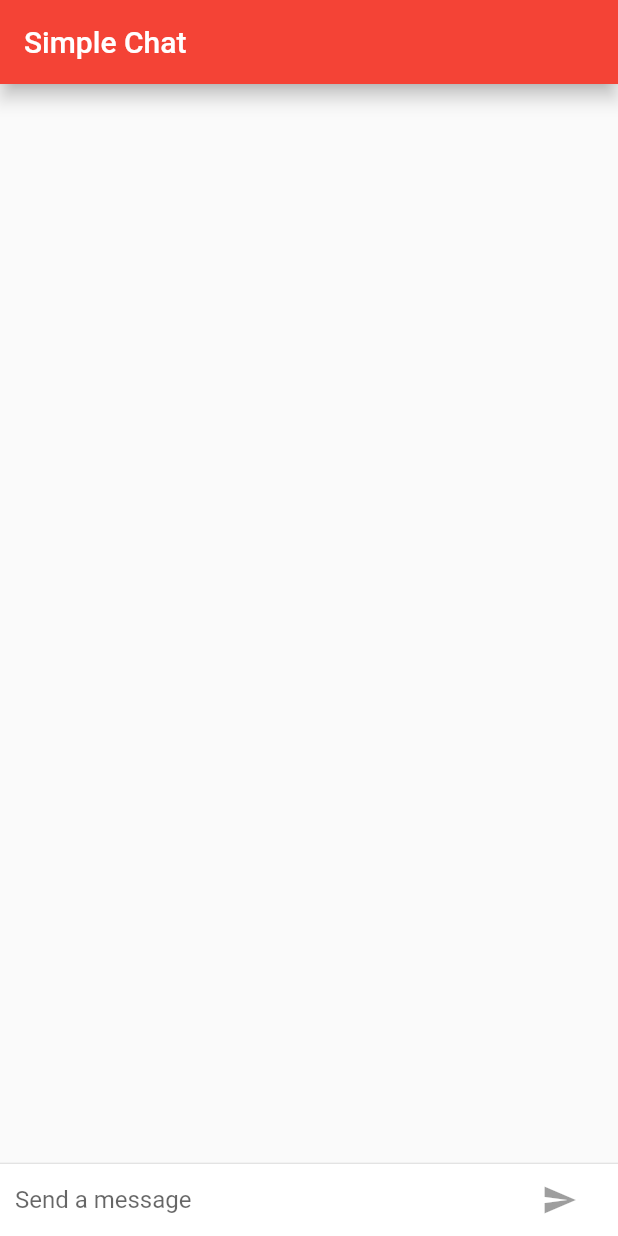
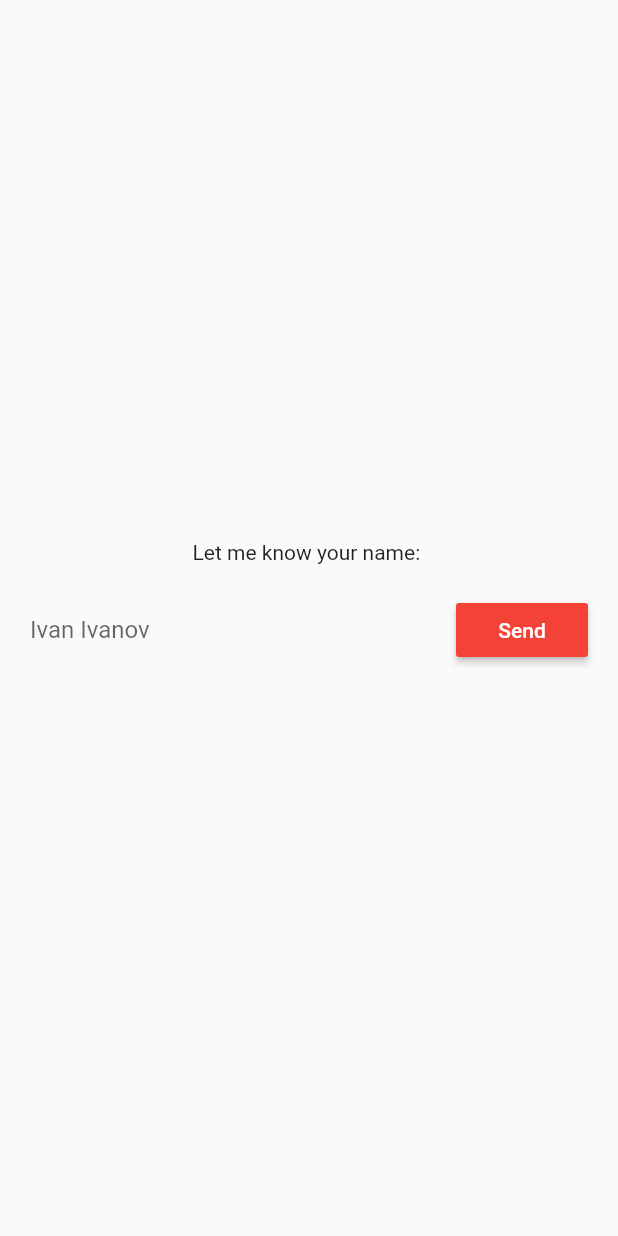
Before and after one commit to Alordead/flutter-samples, a Flutter app: the screen it shows after launch, on a phone screen of 412 x 824 dp. Run offline on Flutter 3.47's test engine with Material 2 defaults, Android fonts, the phone set to English and light mode, and no system bars.

Commit message:
added login screen, changed name logic

```diff
--- a/sample_flutter_chat/lib/main.dart
+++ b/sample_flutter_chat/lib/main.dart
@@ -1,8 +1,6 @@
 import 'package:flutter/material.dart';
 import 'package:flutter/foundation.dart';
 import 'package:flutter/cupertino.dart';
-
-const String _name = "Alexander Popov";
 
 final ThemeData kIOSTheme = ThemeData(
   primarySwatch: Colors.red,
@@ -23,8 +21,80 @@ class SimpleChat extends StatelessWidget {
     return MaterialApp(
       title: 'Simple Chat!',
       theme: defaultTargetPlatform == TargetPlatform.iOS ? kIOSTheme : kDefaultTheme,
-      home: ChatScreen(),
+      home: LoginScreen(),
     );
+  }
+}
+
+class Person {
+  Person({this.name});
+  String name;
+
+  String getName() {
+    return name;
+  }
+  void setName(String text) {
+    name = text;
+  }
+}
+
+Person person = Person(name: "Anonimous");
+
+class LoginScreen extends StatefulWidget {
+  @override
+  State createState() => LoginScreenState();
+}
+
+class LoginScreenState extends State<LoginScreen> {
+  final _textController = TextEditingController();
+  bool _isComposing = false;
+  @override
+  Widget build(BuildContext context) {
+    return Scaffold(
+        body: Center(
+          child: Column(
+            mainAxisAlignment: MainAxisAlignment.center,
+            crossAxisAlignment: CrossAxisAlignment.center,
+            children: <Widget>[
+              Text("Let me know your name: "),
+              Padding(
+                padding: EdgeInsets.all(20.0),
+                child: Row(
+                  children: <Widget>[
+                    Flexible(
+                      child: TextField(
+                        controller: _textController,
+                        onSubmitted: _handleSubmitted,
+                        decoration: InputDecoration.collapsed(
+                            hintText: "Ivan Ivanov"),
+                      ),
+                    ),
+                    RaisedButton(
+                      color: Theme
+                          .of(context)
+                          .primaryColor,
+                      colorBrightness: Theme
+                          .of(context)
+                          .primaryColorBrightness,
+                      onPressed: () {
+                        _handleSubmitted(_textController.text);
+                        Navigator.push(
+                          context,
+                          MaterialPageRoute(builder: (context) => ChatScreen()),
+                        );
+                      },
+                      child: Text("Send"),
+                    ),
+                  ],
+                ),
+              ),
+            ],
+          ),
+        )
+    );
+  }
+  void _handleSubmitted(String text) {
+    person.setName(text);
   }
 }
 
@@ -168,13 +238,13 @@ class ChatMessage extends StatelessWidget {
             children: <Widget>[
               Container(
                 margin: const EdgeInsets.only(right: 12.0),
-                child: CircleAvatar(child: Text(_name[0])),
+                child: CircleAvatar(child: Text(person.getName()[0])),
               ),
               Expanded(
                 child: Column(
                   crossAxisAlignment: CrossAxisAlignment.start,
                   children: <Widget>[
-                    Text(_name, style: Theme.of(context).textTheme.subhead),
+                    Text(person.getName(), style: Theme.of(context).textTheme.subhead),
                     Container(
                       margin: const EdgeInsets.only(top: 5.0),
                       child: Text(text),
```
